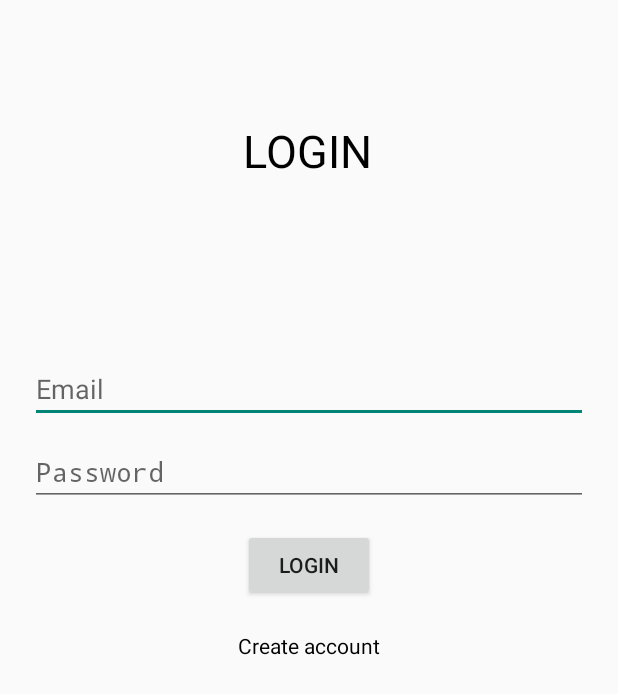
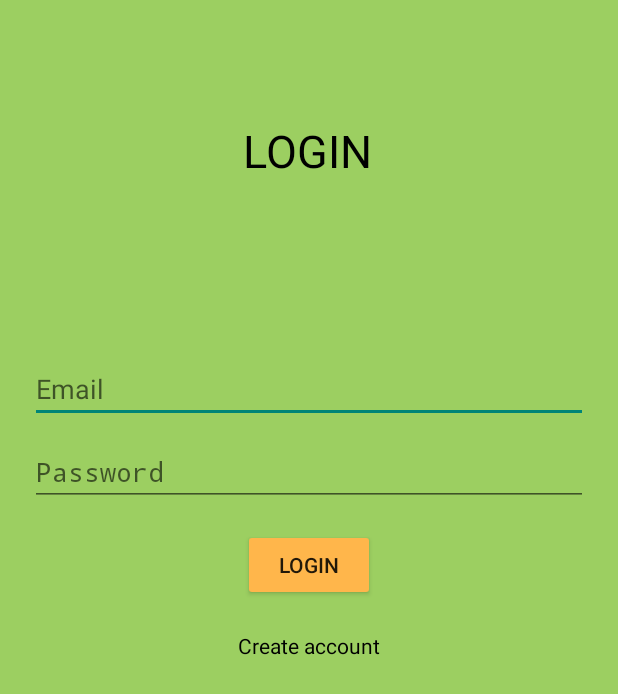
Before and after one commit to grimnin/Billingual, an Android app built with Jetpack Compose: the screen it shows after launch (Login), on a phone screen of 412 x 824 dp. Shown: the top 694 px of the screen. Run offline under Robolectric (Android 15) with nearby library versions, the phone set to English and light mode, and no system bars; our stand-ins replace Firebase (no records; nobody signed in at launch, a user with empty details on screens opened directly).

Commit message:
Before google signup

```diff
--- a/app/src/main/res/layout/login.xml
+++ b/app/src/main/res/layout/login.xml
@@ -4,10 +4,12 @@
     xmlns:tools="http://schemas.android.com/tools"
     android:layout_width="match_parent"
     android:layout_height="match_parent"
-    tools:context=".Login"
-    android:orientation="vertical">
+    android:background="#9CCF61"
+    android:orientation="vertical"
+    tools:context=".Login">
 
     <TextView
+
         android:id="@+id/textViewRegisterL"
         android:layout_width="wrap_content"
         android:layout_height="wrap_content"
@@ -65,10 +67,12 @@
         android:layout_width="wrap_content"
         android:layout_height="wrap_content"
         android:layout_marginTop="15dp"
+        android:backgroundTint="#FFB64B"
         android:text="Login"
         app:layout_constraintEnd_toEndOf="parent"
         app:layout_constraintHorizontal_bias="0.501"
         app:layout_constraintStart_toStartOf="parent"
         app:layout_constraintTop_toBottomOf="@+id/editTextPasswordL" />
 
+
 </androidx.constraintlayout.widget.ConstraintLayout>
--- a/app/src/main/res/values/colors.xml
+++ b/app/src/main/res/values/colors.xml
@@ -7,4 +7,5 @@
     <color name="teal_700">#FF018786</color>
     <color name="black">#FF000000</color>
     <color name="white">#FFFFFFFF</color>
+
 </resources>
```
Also changed, not shown: app/src/main/AndroidManifest.xml (+7 -0 lines), app/src/main/java/com/example/myapplication/Login.kt (+9 -2 lines), app/src/main/java/com/example/myapplication/Register.kt (+13 -2 lines).
